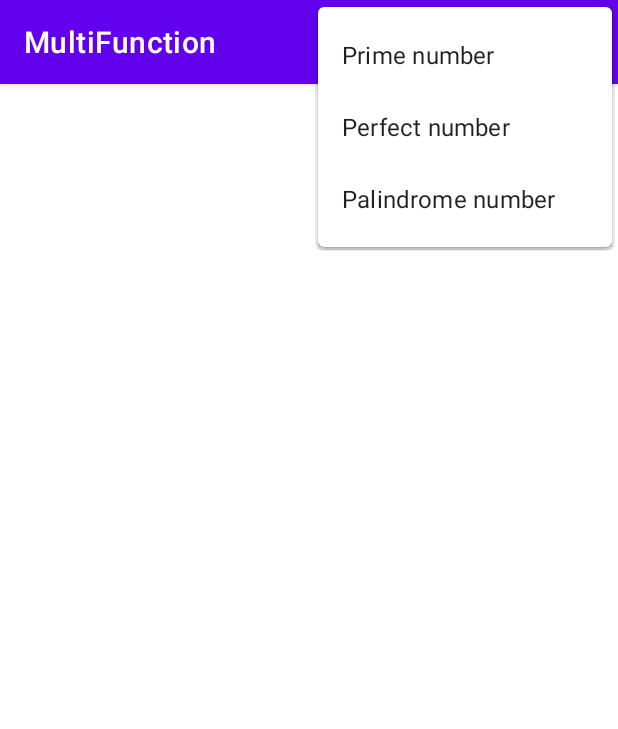
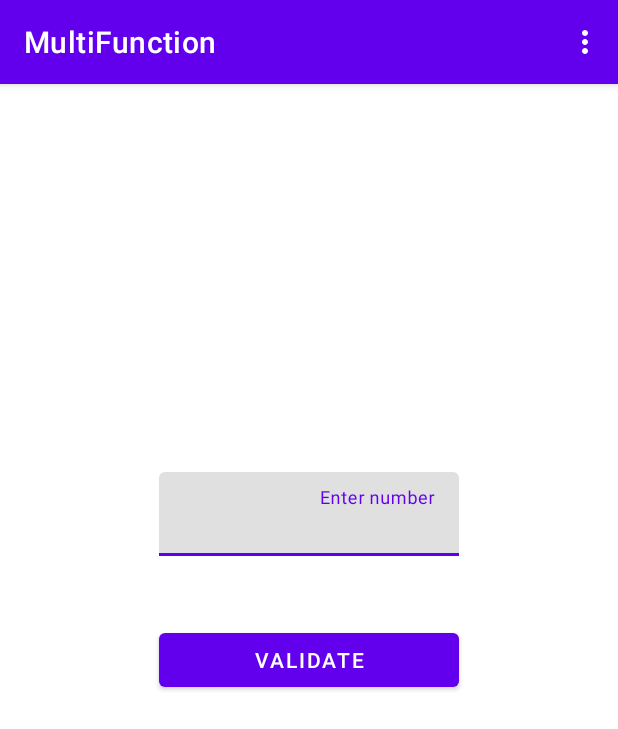
Before and after one commit to SirOogway/MultiFunction, an Android app: the screen it shows after launch (MainActivity), in the options menu, after a tap on "Perfect number", on a phone screen of 412 x 824 dp. Shown: the top 729 px of the screen. Run offline under Robolectric (Android 15) with nearby library versions, the phone set to English and light mode, and no system bars; 1 statement that could not run was skipped.

Commit message:
functionalities added, only the design is missing

```diff
--- a/app/src/main/java/com/innova/multifunction/MainActivity.kt
+++ b/app/src/main/java/com/innova/multifunction/MainActivity.kt
@@ -4,12 +4,44 @@ import androidx.appcompat.app.AppCompatActivity
 import android.os.Bundle
 import android.view.Menu
 import android.view.MenuItem
+import android.widget.Button
+import android.widget.EditText
+import android.widget.TextView
 import android.widget.Toast
+import com.innova.multifunction.extensions.isPalindrome
+import com.innova.multifunction.extensions.isPerfectNumber
+import com.innova.multifunction.extensions.isPrimeNumber
+import java.lang.Exception
 
 class MainActivity : AppCompatActivity() {
+    private lateinit var operation: Operation
+
     override fun onCreate(savedInstanceState: Bundle?) {
         super.onCreate(savedInstanceState)
         setContentView(R.layout.activity_main)
+        val tvResult: TextView = findViewById(R.id.tvResult)
+        val etNumber: EditText = findViewById(R.id.etNumber)
+        val btnValidate: Button = findViewById(R.id.btnValidate)
+
+        btnValidate.setOnClickListener {
+            val number: Int = etNumber.text.toString().toInt()
+            try {
+                tvResult.text = when (operation) {
+                    Operation.IsPrimeNumber -> if (number.isPrimeNumber()) "Is prime number"
+                    else "Isn't prime number"
+
+                    Operation.IsPerfectNumber -> if (number.isPerfectNumber()) "is perfect number"
+                    else "isn't perfect number"
+
+                    Operation.IsPalindromeNumber -> if (number.isPalindrome()) "Is palindrome"
+                    else "Isn't palindrome"
+                }
+            } catch (e: Exception) {
+                Toast.makeText(this, "get a menu option", Toast.LENGTH_SHORT).show()
+
+            }
+        }
+
     }
 
     override fun onCreateOptionsMenu(menu: Menu): Boolean {
@@ -18,11 +50,10 @@ class MainActivity : AppCompatActivity() {
     }
 
     override fun onOptionsItemSelected(item: MenuItem): Boolean {
-        when (item.itemId){
-            R.id.is_prime_number_action -> Toast.makeText(this, "hola", Toast.LENGTH_SHORT).show()
-            R.id.is_perfect_number_action -> TODO()
-            R.id.is_palindrome_number_action -> TODO()
-            else -> Toast.makeText(this, "chao", Toast.LENGTH_SHORT).show()
+        operation = when (item.itemId) {
+            R.id.is_perfect_number_action -> Operation.IsPerfectNumber
+            R.id.is_palindrome_number_action -> Operation.IsPalindromeNumber
+            else -> Operation.IsPrimeNumber
         }
         return true
     }
--- /dev/null
+++ b/app/src/main/java/com/innova/multifunction/Operation.kt
@@ -0,0 +1,5 @@
+package com.innova.multifunction
+
+enum class Operation {
+    IsPrimeNumber, IsPalindromeNumber, IsPerfectNumber
+}
--- a/app/src/main/res/layout/activity_main.xml
+++ b/app/src/main/res/layout/activity_main.xml
@@ -1,11 +1,39 @@
 <?xml version="1.0" encoding="utf-8"?>
-<androidx.constraintlayout.widget.ConstraintLayout xmlns:android="http://schemas.android.com/apk/res/android"
-    xmlns:app="http://schemas.android.com/apk/res-auto"
+<RelativeLayout xmlns:android="http://schemas.android.com/apk/res/android"
     xmlns:tools="http://schemas.android.com/tools"
     android:layout_width="match_parent"
     android:layout_height="match_parent"
     tools:context=".MainActivity">
 
+    <com.google.android.material.textfield.TextInputLayout
+        android:layout_width="wrap_content"
+        android:layout_height="wrap_content"
+        android:layout_above="@id/tvResult"
+        android:layout_centerHorizontal="true"
+        android:hint="@string/enter_number">
 
+        <com.google.android.material.textfield.TextInputEditText
+            android:id="@+id/etNumber"
+            android:layout_width="200dp"
+            android:layout_height="wrap_content"
+            android:layout_marginBottom="2dp"
+            android:gravity="end"
+            android:inputType="number" />
+    </com.google.android.material.textfield.TextInputLayout>
 
-</androidx.constraintlayout.widget.ConstraintLayout>
+    <TextView
+        android:id="@+id/tvResult"
+        android:layout_width="wrap_content"
+        android:layout_height="wrap_content"
+        android:layout_above="@id/btnValidate"
+        android:layout_alignEnd="@id/btnValidate"
+        android:layout_marginBottom="24dp" />
+
+    <Button
+        android:id="@+id/btnValidate"
+        android:layout_width="200dp"
+        android:layout_height="wrap_content"
+        android:layout_centerHorizontal="true"
+        android:layout_centerVertical="true"
+        android:text="@string/validate" />
+</RelativeLayout>
--- a/app/src/main/res/values/strings.xml
+++ b/app/src/main/res/values/strings.xml
@@ -3,4 +3,6 @@
     <string name="prime_number">Prime number</string>
     <string name="perfect_number">Perfect number</string>
     <string name="palindrome_number">Palindrome number</string>
+    <string name="validate">validate</string>
+    <string name="enter_number">Enter number</string>
 </resources>
```
Also changed, not shown: app/src/main/java/com/innova/multifunction/extensions/intEx.kt (added, +36 -0 lines), app/src/main/java/com/innova/multifunction/extensions/stringEx.kt (added, +10 -0 lines).
